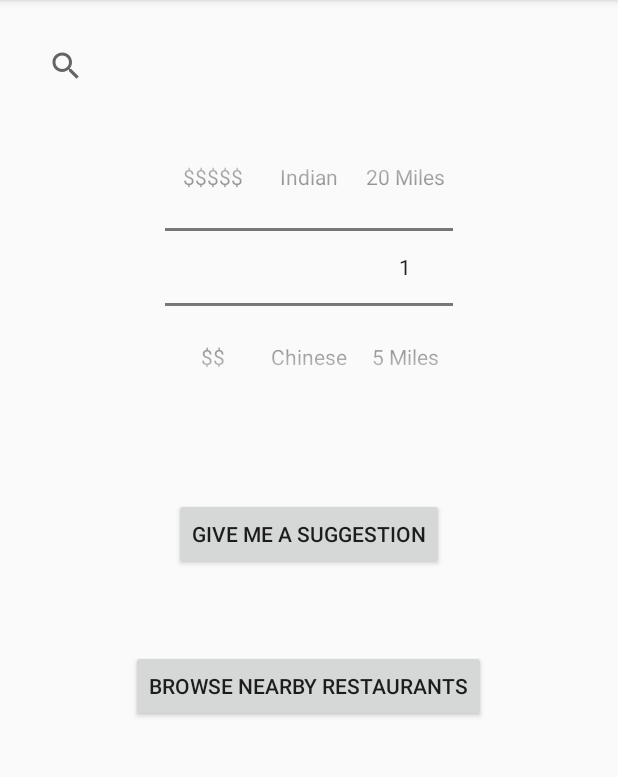
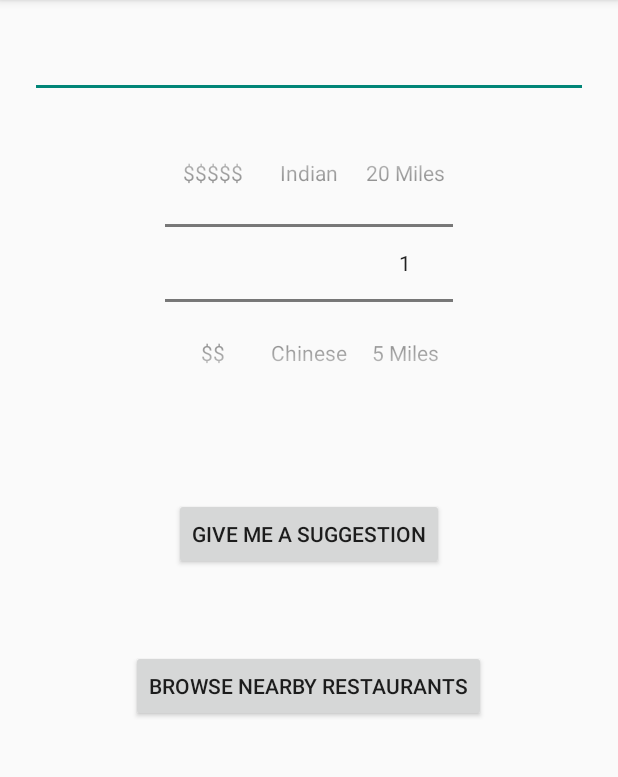
Before and after one commit to yang1102/EatMe, an Android app: the screen it shows after launch (SearchMenu), on a phone screen of 412 x 824 dp, the part 84-861 px from its top. Run offline under Robolectric (Android 15) with nearby library versions, the phone set to English and light mode, and no system bars; libraries missing offline, so code that uses them is left out: com.yelp.clientlib.

Commit message:
update code

```diff
--- a/EatMe/app/src/main/res/layout/activity_search_menue.xml
+++ b/EatMe/app/src/main/res/layout/activity_search_menue.xml
@@ -15,7 +15,7 @@
         android:theme="@style/ThemeOverlay.AppCompat.ActionBar"
         app:popupTheme="@style/ThemeOverlay.AppCompat.Light"/>
 
-    <SearchView
+    <EditText
         android:layout_width="match_parent"
         android:queryHint="Enter KeyWord"
         android:id="@+id/searchText"
```
Also changed, not shown: EatMe/app/src/main/java/com/example/jason/liketmreal/SearchMenu.java (+2 -15 lines).
